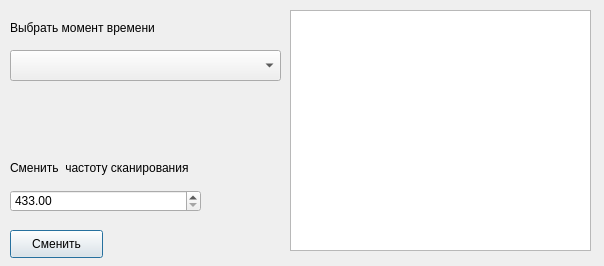
This is src/gui/EquipWin.ui in ATLANTer/Ruzaevka390_MCC as Qt 5 draws it before an edit. The edited form follows.
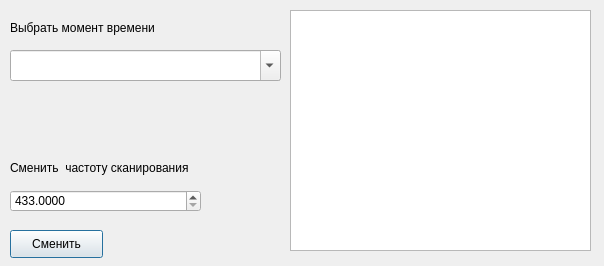
This is the edited form.

The edit to the form file:
```diff
--- a/src/gui/EquipWin.ui
+++ b/src/gui/EquipWin.ui
@@ -33,7 +33,7 @@
     </rect>
    </property>
    <property name="editable">
-    <bool>false</bool>
+    <bool>true</bool>
    </property>
   </widget>
   <widget class="QLabel" name="label">
@@ -71,6 +71,9 @@
      <height>22</height>
     </rect>
    </property>
+   <property name="decimals">
+    <number>4</number>
+   </property>
    <property name="minimum">
     <double>433.000000000000000</double>
    </property>
```
Left out of the diff: 10 changed lines with no effect on the pictures.
